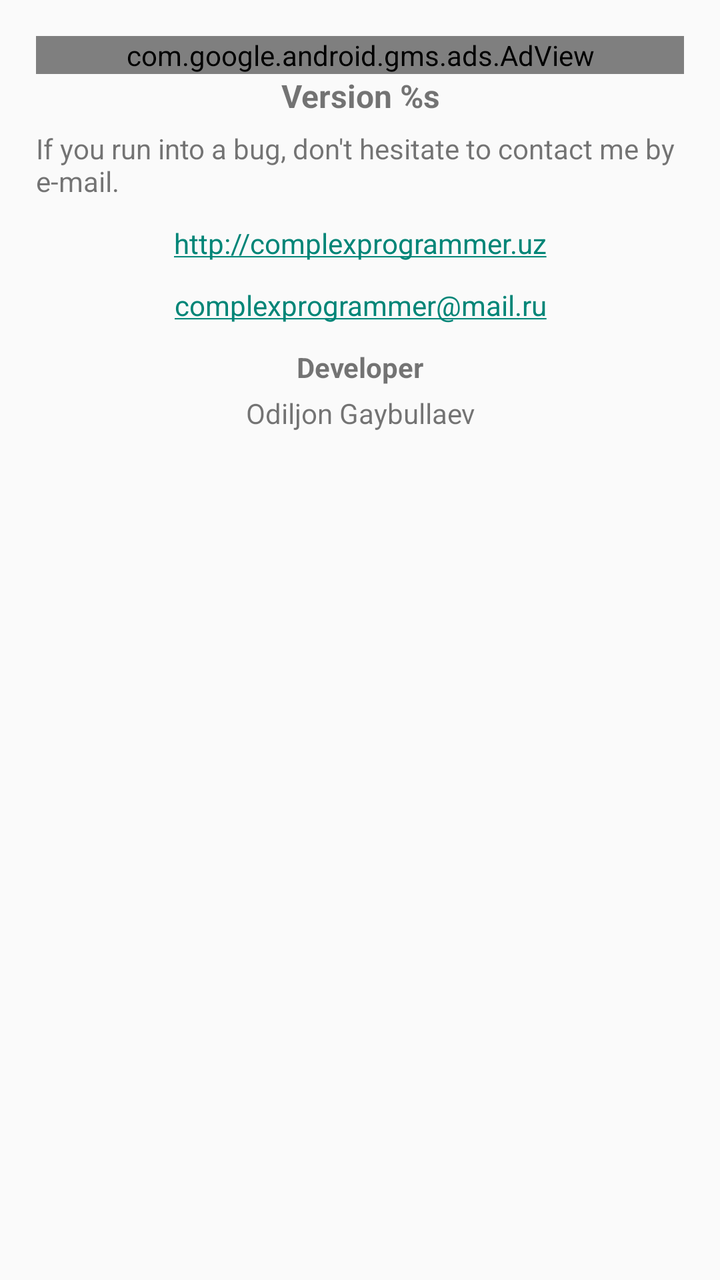
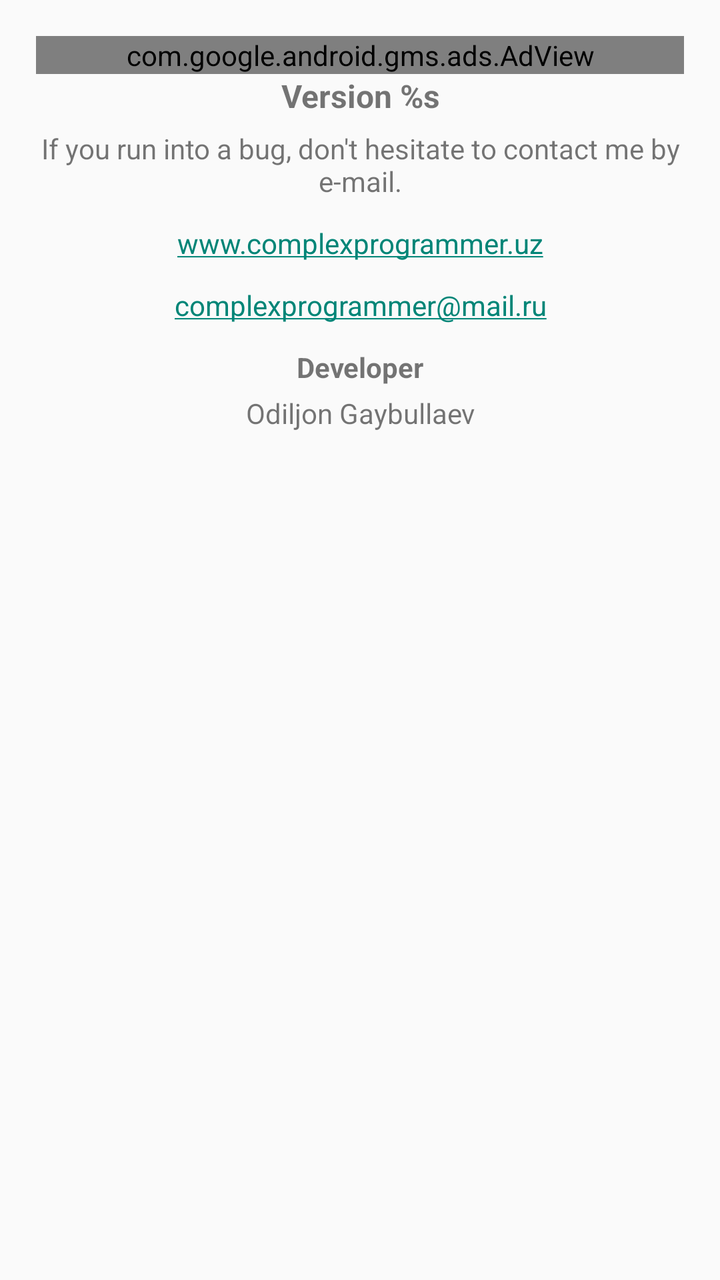

The first picture is an Android layout as it rendered before a commit; the second is the same layout after the commit. The layout source and the unified diff follow.
<!-- AndroidManifest.xml: application theme Theme.AppCompat.Light.DarkActionBar -->
<!-- res/layout/about.xml -->
<?xml version="1.0" encoding="utf-8"?>
<ScrollView xmlns:android="http://schemas.android.com/apk/res/android"
    android:id="@+id/scrollView"
    android:layout_width="fill_parent"
    android:layout_height="fill_parent"
    android:orientation="vertical">

    <LinearLayout
        android:layout_width="fill_parent"
        android:layout_height="wrap_content"
        android:orientation="vertical"
        android:padding="18dp">
        <com.google.android.gms.ads.AdView
            xmlns:ads="http://schemas.android.com/apk/res-auto"
            android:id="@+id/adView"
            android:layout_width="fill_parent"
            android:layout_height="wrap_content"
            ads:adSize="BANNER"
            android:gravity="center_horizontal"
            ads:adUnitId="ca-app-pub-7773722896374259/6894028173">
        </com.google.android.gms.ads.AdView>
        <TextView
            android:id="@+id/version_label"
            android:layout_width="fill_parent"
            android:layout_height="wrap_content"
            android:gravity="center_horizontal"
            android:text="@string/version"
            android:textSize="16sp"
            android:textStyle="bold" />

        <TextView
            android:layout_width="fill_parent"
            android:layout_height="wrap_content"
            android:layout_marginTop="6dp"
            android:layout_marginBottom="6dp"
            android:autoLink="all"
            android:gravity="fill_horizontal"
            android:text="@string/send_me_bugs" />

        <TextView
            android:layout_width="fill_parent"
            android:layout_height="wrap_content"
            android:layout_marginTop="6dp"
            android:layout_marginBottom="6dp"
            android:autoLink="all"
            android:gravity="center_horizontal"
            android:text="@string/site_url" />

        <TextView
            android:layout_width="fill_parent"
            android:layout_height="wrap_content"
            android:layout_marginTop="6dp"
            android:layout_marginBottom="6dp"
            android:autoLink="all"
            android:gravity="center_horizontal"
            android:text="@string/email" />

        <TextView
            android:layout_width="fill_parent"
            android:layout_height="wrap_content"
            android:layout_marginTop="6dp"
            android:layout_marginBottom="2dp"
            android:autoLink="all"
            android:gravity="center_horizontal"
            android:text="@string/developer_label"
            android:textStyle="bold" />

        <TextView
            android:layout_width="fill_parent"
            android:layout_height="wrap_content"
            android:layout_marginTop="2dp"
            android:layout_marginBottom="6dp"
            android:autoLink="all"
            android:gravity="center_horizontal"
            android:text="@string/developer" />
    </LinearLayout>

</ScrollView>
<!-- resources referenced by this layout -->
<resources>
  <string name="developer">Odiljon Gaybullaev</string>
  <string name="developer_label">Developer</string>
  <string name="email">complexprogrammer@mail.ru</string>
  <string name="send_me_bugs">If you run into a bug, don\'t hesitate to contact me by e-mail.</string>
  <string name="site_url">http://complexprogrammer.uz</string>
  <string name="version">Version %s</string>
</resources>

<!-- the commit's change to res/layout/about.xml (unified diff, before → after) -->
@@ -34,7 +34,7 @@
             android:layout_marginTop="6dp"
             android:layout_marginBottom="6dp"
             android:autoLink="all"
-            android:gravity="fill_horizontal"
+            android:gravity="center"
             android:text="@string/send_me_bugs" />
 
         <TextView
<!-- resource entries referenced after the edit -->
@@ -4,7 +4,7 @@
   <string name="developer_label">Developer</string>
   <string name="email">complexprogrammer@mail.ru</string>
   <string name="send_me_bugs">If you run into a bug, don\'t hesitate to contact me by e-mail.</string>
-  <string name="site_url">http://complexprogrammer.uz</string>
+  <string name="site_url">www.complexprogrammer.uz</string>
   <string name="version">Version %s</string>
 </resources>
 
